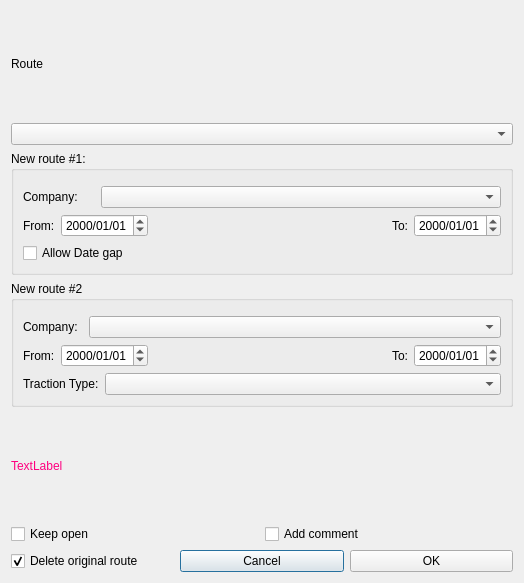
Above: mapper_app/ui/splitroute.ui from allenck/mapper before the change. Below: the same form after it.
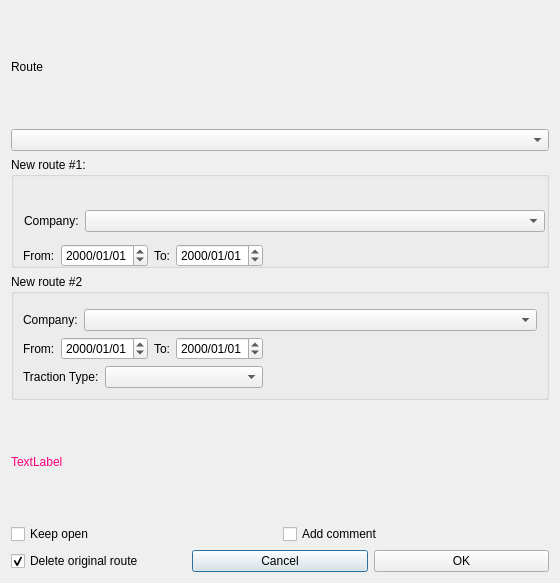
That is the form after the change. Custom widgets are drawn as their Qt base class.

Commit message: modifyroutedialog.cpp create_routeView.sql sql.cpp

```diff
--- a/mapper_app/ui/splitroute.ui
+++ b/mapper_app/ui/splitroute.ui
@@ -6,7 +6,7 @@
    <rect>
     <x>0</x>
     <y>0</y>
-    <width>524</width>
+    <width>560</width>
     <height>583</height>
    </rect>
   </property>
@@ -14,44 +14,6 @@
    <string>Dialog</string>
   </property>
   <layout class="QGridLayout" name="gridLayout_3">
-   <item row="1" column="0">
-    <widget class="QComboBox" name="cbRoutes"/>
-   </item>
-   <item row="7" column="0">
-    <layout class="QHBoxLayout" name="horizontalLayout">
-     <item>
-      <widget class="QCheckBox" name="chkDeleteOriginal">
-       <property name="text">
-        <string>Delete original route</string>
-       </property>
-       <property name="checked">
-        <bool>true</bool>
-       </property>
-      </widget>
-     </item>
-     <item>
-      <widget class="QPushButton" name="btnCancel">
-       <property name="text">
-        <string>Cancel</string>
-       </property>
-      </widget>
-     </item>
-     <item>
-      <widget class="QPushButton" name="btnOK">
-       <property name="text">
-        <string>OK</string>
-       </property>
-      </widget>
-     </item>
-    </layout>
-   </item>
-   <item row="0" column="0">
-    <widget class="QLabel" name="label">
-     <property name="text">
-      <string>Route</string>
-     </property>
-    </widget>
-   </item>
    <item row="4" column="0">
     <widget class="QLabel" name="lblHelp">
      <property name="palette">
@@ -96,31 +58,273 @@
      </property>
     </widget>
    </item>
-   <item row="6" column="0">
-    <layout class="QHBoxLayout" name="horizontalLayout_3">
+   <item row="7" column="0">
+    <layout class="QHBoxLayout" name="horizontalLayout">
      <item>
-      <widget class="QCheckBox" name="cbKeepOpen">
+      <widget class="QCheckBox" name="chkDeleteOriginal">
        <property name="text">
-        <string>Keep open</string>
+        <string>Delete original route</string>
        </property>
+       <property name="checked">
+        <bool>true</bool>
+       </property>
       </widget>
      </item>
      <item>
-      <widget class="QCheckBox" name="chkAddComment">
+      <widget class="QPushButton" name="btnCancel">
        <property name="text">
-        <string>Add comment</string>
+        <string>Cancel</string>
+       </property>
+      </widget>
+     </item>
+     <item>
+      <widget class="QPushButton" name="btnOK">
+       <property name="text">
+        <string>OK</string>
        </property>
       </widget>
      </item>
     </layout>
    </item>
+   <item row="1" column="0">
+    <widget class="QComboBox" name="cbRoutes"/>
+   </item>
+   <item row="2" column="0">
+    <widget class="QGroupBox" name="groupBox1">
+     <property name="title">
+      <string>New route #1:</string>
+     </property>
+     <widget class="RouteNameWidget" name="rnw1" native="true">
+      <property name="geometry">
+       <rect>
+        <x>12</x>
+        <y>33</y>
+        <width>502</width>
+        <height>16</height>
+       </rect>
+      </property>
+     </widget>
+     <widget class="QCheckBox" name="chkAllowGap">
+      <property name="geometry">
+       <rect>
+        <x>12</x>
+        <y>120</y>
+        <width>139</width>
+        <height>24</height>
+       </rect>
+      </property>
+      <property name="text">
+       <string>Allow Date gap</string>
+      </property>
+     </widget>
+     <widget class="QWidget" name="">
+      <property name="geometry">
+       <rect>
+        <x>12</x>
+        <y>83</y>
+        <width>521</width>
+        <height>31</height>
+       </rect>
+      </property>
+      <layout class="QHBoxLayout" name="horizontalLayout_5">
+       <item>
+        <layout class="QHBoxLayout" name="horizontalLayout_4">
+         <item>
+          <widget class="QLabel" name="label_6">
+           <property name="text">
+            <string>From:</string>
+           </property>
+          </widget>
+         </item>
+         <item>
+          <widget class="QDateEdit" name="dateFrom1">
+           <property name="sizePolicy">
+            <sizepolicy hsizetype="Fixed" vsizetype="Fixed">
+             <horstretch>0</horstretch>
+             <verstretch>0</verstretch>
+            </sizepolicy>
+           </property>
+           <property name="displayFormat">
+            <string>yyyy/MM/dd</string>
+           </property>
+          </widget>
+         </item>
+        </layout>
+       </item>
+       <item>
+        <widget class="QLabel" name="label_7">
+         <property name="text">
+          <string>To:</string>
+         </property>
+        </widget>
+       </item>
+       <item>
+        <widget class="QDateEdit" name="dateTo1">
+         <property name="sizePolicy">
+          <sizepolicy hsizetype="Fixed" vsizetype="Fixed">
+           <horstretch>0</horstretch>
+           <verstretch>0</verstretch>
+          </sizepolicy>
+         </property>
+         <property name="displayFormat">
+          <string>yyyy/MM/dd</string>
+         </property>
+        </widget>
+       </item>
+       <item>
+        <spacer name="horizontalSpacer_3">
+         <property name="orientation">
+          <enum>Qt::Orientation::Horizontal</enum>
+         </property>
+         <property name="sizeHint" stdset="0">
+          <size>
+           <width>40</width>
+           <height>20</height>
+          </size>
+         </property>
+        </spacer>
+       </item>
+      </layout>
+     </widget>
+     <widget class="QWidget" name="">
+      <property name="geometry">
+       <rect>
+        <x>13</x>
+        <y>50</y>
+        <width>521</width>
+        <height>28</height>
+       </rect>
+      </property>
+      <layout class="QHBoxLayout" name="horizontalLayout_8">
+       <item>
+        <widget class="QLabel" name="label_4">
+         <property name="text">
+          <string>Company:</string>
+         </property>
+        </widget>
+       </item>
+       <item>
+        <widget class="QComboBox" name="cbCompany1">
+         <property name="sizePolicy">
+          <sizepolicy hsizetype="Expanding" vsizetype="Fixed">
+           <horstretch>1</horstretch>
+           <verstretch>0</verstretch>
+          </sizepolicy>
+         </property>
+         <property name="minimumSize">
+          <size>
+           <width>400</width>
+           <height>0</height>
+          </size>
+         </property>
+        </widget>
+       </item>
+      </layout>
+     </widget>
+    </widget>
+   </item>
+   <item row="0" column="0">
+    <widget class="QLabel" name="label">
+     <property name="text">
+      <string>Route</string>
+     </property>
+    </widget>
+   </item>
    <item row="3" column="0">
     <widget class="QGroupBox" name="groupBox2">
      <property name="title">
       <string>New route #2</string>
      </property>
      <layout class="QGridLayout" name="gridLayout_2">
-      <item row="3" column="0" colspan="3">
+      <item row="1" column="0" colspan="3">
+       <layout class="QHBoxLayout" name="horizontalLayout_9">
+        <item>
+         <widget class="QLabel" name="label_5">
+          <property name="text">
+           <string>Company:</string>
+          </property>
+         </widget>
+        </item>
+        <item>
+         <widget class="QComboBox" name="cbCompany2">
+          <property name="sizePolicy">
+           <sizepolicy hsizetype="Expanding" vsizetype="Fixed">
+            <horstretch>0</horstretch>
+            <verstretch>0</verstretch>
+           </sizepolicy>
+          </property>
+          <property name="minimumSize">
+           <size>
+            <width>400</width>
+            <height>0</height>
+           </size>
+          </property>
+         </widget>
+        </item>
+       </layout>
+      </item>
+      <item row="2" column="0">
+       <layout class="QHBoxLayout" name="horizontalLayout_6">
+        <item>
+         <widget class="QLabel" name="label_8">
+          <property name="text">
+           <string>From:</string>
+          </property>
+         </widget>
+        </item>
+        <item>
+         <widget class="QDateEdit" name="dateFrom2">
+          <property name="sizePolicy">
+           <sizepolicy hsizetype="Fixed" vsizetype="Fixed">
+            <horstretch>0</horstretch>
+            <verstretch>0</verstretch>
+           </sizepolicy>
+          </property>
+          <property name="displayFormat">
+           <string>yyyy/MM/dd</string>
+          </property>
+         </widget>
+        </item>
+       </layout>
+      </item>
+      <item row="2" column="1">
+       <layout class="QHBoxLayout" name="horizontalLayout_7">
+        <item>
+         <widget class="QLabel" name="label_9">
+          <property name="text">
+           <string>To:</string>
+          </property>
+         </widget>
+        </item>
+        <item>
+         <widget class="QDateEdit" name="dateTo2">
+          <property name="sizePolicy">
+           <sizepolicy hsizetype="Fixed" vsizetype="Fixed">
+            <horstretch>0</horstretch>
+            <verstretch>0</verstretch>
+           </sizepolicy>
+          </property>
+          <property name="displayFormat">
+           <string>yyyy/MM/dd</string>
+          </property>
+         </widget>
+        </item>
+       </layout>
+      </item>
+      <item row="2" column="2">
+       <spacer name="horizontalSpacer_4">
+        <property name="orientation">
+         <enum>Qt::Orientation::Horizontal</enum>
+        </property>
+        <property name="sizeHint" stdset="0">
+         <size>
+          <width>40</width>
+          <height>20</height>
+         </size>
+        </property>
+       </spacer>
+      </item>
+      <item row="3" column="0" colspan="2">
        <layout class="QHBoxLayout" name="horizontalLayout_2">
         <item>
          <widget class="QLabel" name="label_2">
@@ -141,179 +345,49 @@
         </item>
        </layout>
       </item>
+      <item row="3" column="2">
+       <spacer name="horizontalSpacer_5">
+        <property name="orientation">
+         <enum>Qt::Orientation::Horizontal</enum>
+        </property>
+        <property name="sizeHint" stdset="0">
+         <size>
+          <width>40</width>
+          <height>20</height>
+         </size>
+        </property>
+       </spacer>
+      </item>
       <item row="0" column="0" colspan="3">
-       <widget class="RouteNameWidget" name="rnw2" native="true"/>
-      </item>
-      <item row="2" column="2">
-       <layout class="QHBoxLayout" name="horizontalLayout_7">
-        <item>
-         <spacer name="horizontalSpacer_2">
-          <property name="orientation">
-           <enum>Qt::Orientation::Horizontal</enum>
-          </property>
-          <property name="sizeHint" stdset="0">
-           <size>
-            <width>40</width>
-            <height>20</height>
-           </size>
-          </property>
-         </spacer>
-        </item>
-        <item>
-         <widget class="QLabel" name="label_9">
-          <property name="text">
-           <string>To:</string>
-          </property>
-         </widget>
-        </item>
-        <item>
-         <widget class="QDateEdit" name="dateTo2">
-          <property name="sizePolicy">
-           <sizepolicy hsizetype="Fixed" vsizetype="Fixed">
-            <horstretch>0</horstretch>
-            <verstretch>0</verstretch>
-           </sizepolicy>
-          </property>
-          <property name="displayFormat">
-           <string>yyyy/MM/dd</string>
-          </property>
-         </widget>
-        </item>
-       </layout>
-      </item>
-      <item row="1" column="1" colspan="2">
-       <widget class="QComboBox" name="cbCompany2"/>
-      </item>
-      <item row="2" column="0" colspan="2">
-       <layout class="QHBoxLayout" name="horizontalLayout_6">
-        <item>
-         <widget class="QLabel" name="label_8">
-          <property name="text">
-           <string>From:</string>
-          </property>
-         </widget>
-        </item>
-        <item>
-         <widget class="QDateEdit" name="dateFrom2">
-          <property name="sizePolicy">
-           <sizepolicy hsizetype="Fixed" vsizetype="Fixed">
-            <horstretch>0</horstretch>
-            <verstretch>0</verstretch>
-           </sizepolicy>
-          </property>
-          <property name="displayFormat">
-           <string>yyyy/MM/dd</string>
-          </property>
-         </widget>
-        </item>
-       </layout>
-      </item>
-      <item row="1" column="0">
-       <widget class="QLabel" name="label_5">
-        <property name="text">
-         <string>Company:</string>
+       <widget class="RouteNameWidget" name="rnw2" native="true">
+        <property name="sizePolicy">
+         <sizepolicy hsizetype="Expanding" vsizetype="Preferred">
+          <horstretch>0</horstretch>
+          <verstretch>0</verstretch>
+         </sizepolicy>
         </property>
        </widget>
       </item>
      </layout>
     </widget>
    </item>
-   <item row="2" column="0">
-    <widget class="QGroupBox" name="groupBox1">
-     <property name="title">
-      <string>New route #1:</string>
-     </property>
-     <layout class="QGridLayout" name="gridLayout">
-      <item row="0" column="0" colspan="2">
-       <widget class="RouteNameWidget" name="rnw1" native="true"/>
-      </item>
-      <item row="1" column="0">
-       <widget class="QLabel" name="label_4">
-        <property name="text">
-         <string>Company:</string>
-        </property>
-       </widget>
-      </item>
-      <item row="1" column="1">
-       <widget class="QComboBox" name="cbCompany1">
-        <property name="minimumSize">
-         <size>
-          <width>400</width>
-          <height>0</height>
-         </size>
-        </property>
-       </widget>
-      </item>
-      <item row="2" column="0" colspan="2">
-       <layout class="QHBoxLayout" name="horizontalLayout_5">
-        <item>
-         <layout class="QHBoxLayout" name="horizontalLayout_4">
-          <item>
-           <widget class="QLabel" name="label_6">
-            <property name="text">
-             <string>From:</string>
-            </property>
-           </widget>
-          </item>
-          <item>
-           <widget class="QDateEdit" name="dateFrom1">
-            <property name="sizePolicy">
-             <sizepolicy hsizetype="Fixed" vsizetype="Fixed">
-              <horstretch>0</horstretch>
-              <verstretch>0</verstretch>
-             </sizepolicy>
-            </property>
-            <property name="displayFormat">
-             <string>yyyy/MM/dd</string>
-            </property>
-           </widget>
-          </item>
-         </layout>
-        </item>
-        <item>
-         <spacer name="horizontalSpacer">
-          <property name="orientation">
-           <enum>Qt::Orientation::Horizontal</enum>
-          </property>
-          <property name="sizeHint" stdset="0">
-           <size>
-            <width>40</width>
-            <height>20</height>
-           </size>
-          </property>
-         </spacer>
-        </item>
-        <item>
-         <widget class="QLabel" name="label_7">
-          <property name="text">
-           <string>To:</string>
-          </property>
-         </widget>
-        </item>
-        <item>
-         <widget class="QDateEdit" name="dateTo1">
-          <property name="sizePolicy">
-           <sizepolicy hsizetype="Fixed" vsizetype="Fixed">
-            <horstretch>0</horstretch>
-            <verstretch>0</verstretch>
-           </sizepolicy>
-          </property>
-          <property name="displayFormat">
-           <string>yyyy/MM/dd</string>
-          </property>
-         </widget>
-        </item>
-       </layout>
-      </item>
-      <item row="3" column="0" colspan="2">
-       <widget class="QCheckBox" name="chkAllowGap">
-        <property name="text">
-         <string>Allow Date gap</string>
-        </property>
-       </widget>
-      </item>
-     </layout>
-    </widget>
+   <item row="6" column="0">
+    <layout class="QHBoxLayout" name="horizontalLayout_3">
+     <item>
+      <widget class="QCheckBox" name="cbKeepOpen">
+       <property name="text">
+        <string>Keep open</string>
+       </property>
+      </widget>
+     </item>
+     <item>
+      <widget class="QCheckBox" name="chkAddComment">
+       <property name="text">
+        <string>Add comment</string>
+       </property>
+      </widget>
+     </item>
+    </layout>
    </item>
   </layout>
  </widget>
```
The commit also changes 17 other files.
